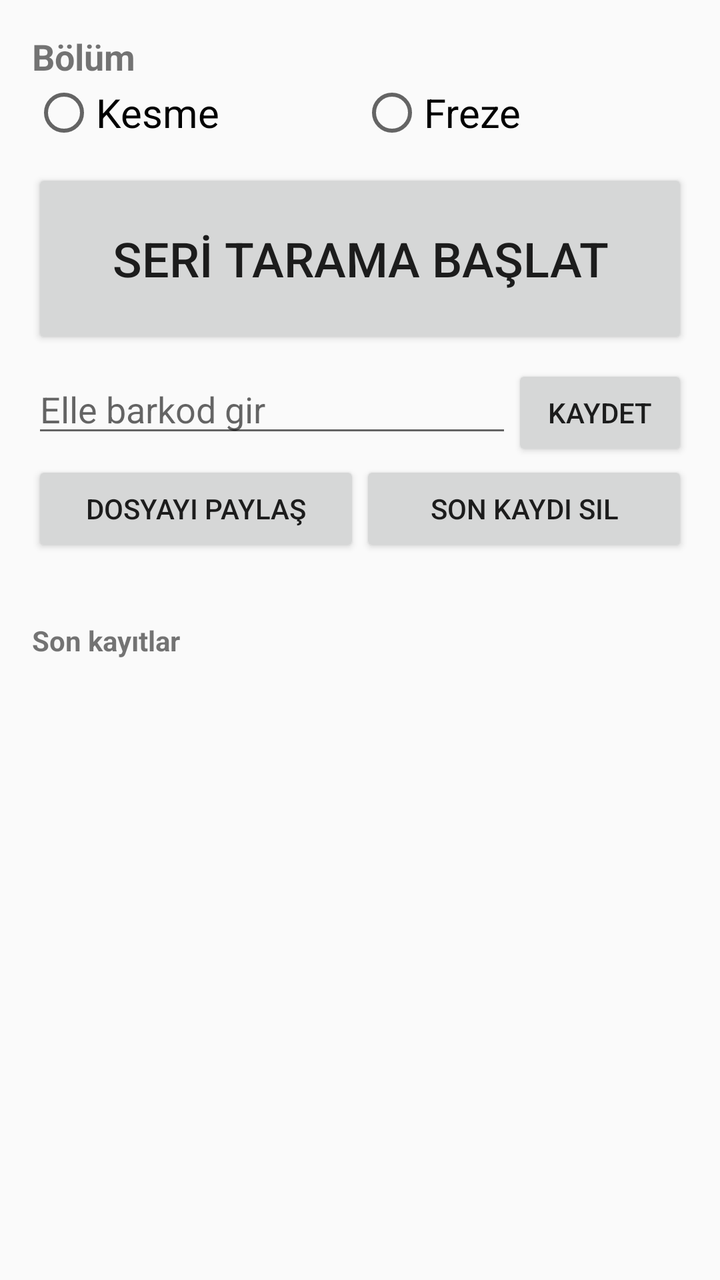
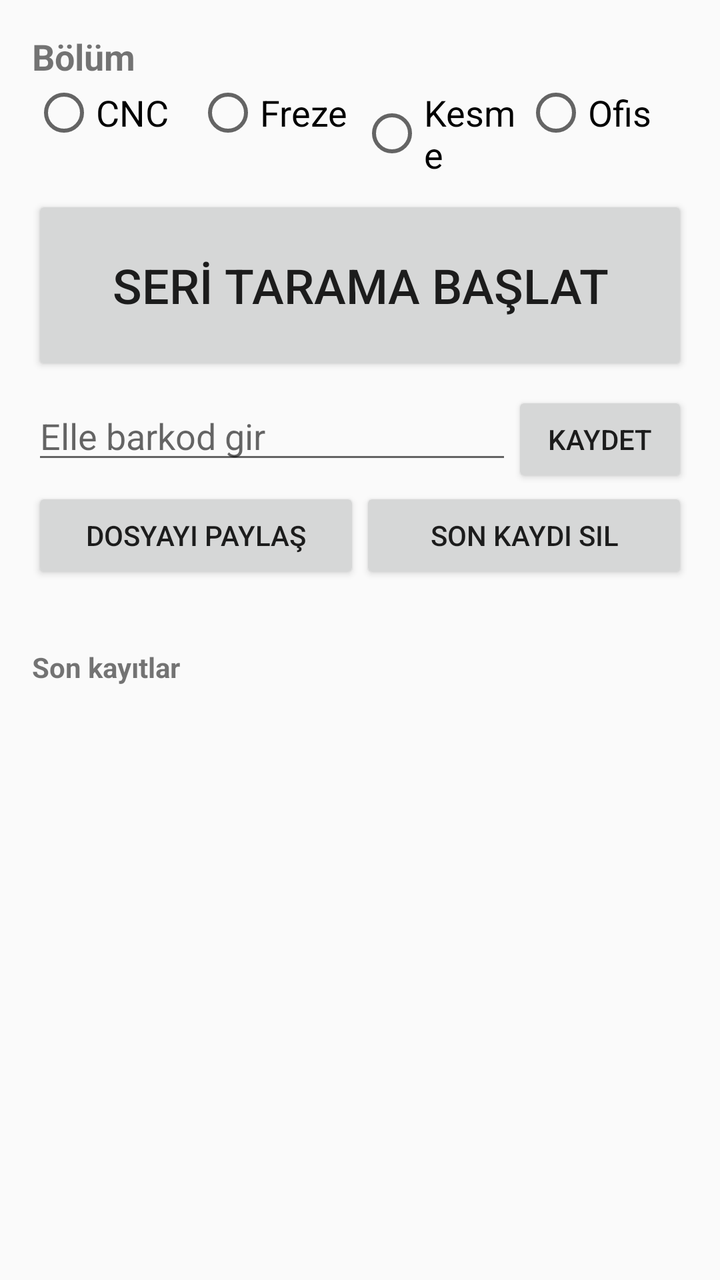

An Android layout rendered at two revisions. The XML below is the earlier revision; the diff shows what the commit changed to produce the second picture.
<!-- AndroidManifest.xml: application theme android:Theme.Material.Light.DarkActionBar -->
<!-- res/layout/activity_main.xml -->
<?xml version="1.0" encoding="utf-8"?>
<LinearLayout xmlns:android="http://schemas.android.com/apk/res/android"
    android:layout_width="match_parent"
    android:layout_height="match_parent"
    android:orientation="vertical"
    android:padding="16dp">

    <TextView
        android:layout_width="wrap_content"
        android:layout_height="wrap_content"
        android:text="Bölüm"
        android:textSize="18sp"
        android:textStyle="bold" />

    <RadioGroup
        android:id="@+id/bolumGrubu"
        android:layout_width="match_parent"
        android:layout_height="wrap_content"
        android:orientation="horizontal">

        <RadioButton
            android:id="@+id/bolumKesme"
            android:layout_width="0dp"
            android:layout_weight="1"
            android:layout_height="wrap_content"
            android:text="Kesme"
            android:textSize="20sp" />

        <RadioButton
            android:id="@+id/bolumFreze"
            android:layout_width="0dp"
            android:layout_weight="1"
            android:layout_height="wrap_content"
            android:text="Freze"
            android:textSize="20sp" />
    </RadioGroup>

    <Button
        android:id="@+id/btnTara"
        android:layout_width="match_parent"
        android:layout_height="90dp"
        android:layout_marginTop="12dp"
        android:text="SERİ TARAMA BAŞLAT"
        android:textSize="24sp" />

    <LinearLayout
        android:layout_width="match_parent"
        android:layout_height="wrap_content"
        android:layout_marginTop="8dp"
        android:orientation="horizontal">

        <EditText
            android:id="@+id/elleGiris"
            android:layout_width="0dp"
            android:layout_weight="1"
            android:layout_height="wrap_content"
            android:hint="Elle barkod gir"
            android:inputType="text"
            android:imeOptions="actionDone"
            android:singleLine="true" />

        <Button
            android:id="@+id/btnKaydet"
            android:layout_width="wrap_content"
            android:layout_height="wrap_content"
            android:text="Kaydet" />
    </LinearLayout>

    <LinearLayout
        android:layout_width="match_parent"
        android:layout_height="wrap_content"
        android:orientation="horizontal">

        <Button
            android:id="@+id/btnPaylas"
            android:layout_width="0dp"
            android:layout_weight="1"
            android:layout_height="wrap_content"
            android:text="Dosyayı Paylaş" />

        <Button
            android:id="@+id/btnSonuSil"
            android:layout_width="0dp"
            android:layout_weight="1"
            android:layout_height="wrap_content"
            android:text="Son Kaydı Sil" />
    </LinearLayout>

    <TextView
        android:id="@+id/dosyaYolu"
        android:layout_width="match_parent"
        android:layout_height="wrap_content"
        android:layout_marginTop="8dp"
        android:textSize="12sp" />

    <TextView
        android:layout_width="wrap_content"
        android:layout_height="wrap_content"
        android:layout_marginTop="8dp"
        android:text="Son kayıtlar"
        android:textStyle="bold" />

    <ScrollView
        android:layout_width="match_parent"
        android:layout_height="0dp"
        android:layout_weight="1">

        <TextView
            android:id="@+id/kayitlar"
            android:layout_width="match_parent"
            android:layout_height="wrap_content"
            android:fontFamily="monospace"
            android:textSize="14sp" />
    </ScrollView>
</LinearLayout>
<!-- resources referenced by this layout -->
<resources>

</resources>

<!-- the commit's change to res/layout/activity_main.xml (unified diff, before → after) -->
@@ -12,6 +12,7 @@
         android:textSize="18sp"
         android:textStyle="bold" />
 
+    
     <RadioGroup
         android:id="@+id/bolumGrubu"
         android:layout_width="match_parent"
@@ -19,12 +20,12 @@
         android:orientation="horizontal">
 
         <RadioButton
-            android:id="@+id/bolumKesme"
+            android:id="@+id/bolumCnc"
             android:layout_width="0dp"
             android:layout_weight="1"
             android:layout_height="wrap_content"
-            android:text="Kesme"
-            android:textSize="20sp" />
+            android:text="CNC"
+            android:textSize="18sp" />
 
         <RadioButton
             android:id="@+id/bolumFreze"
@@ -32,7 +33,23 @@
             android:layout_weight="1"
             android:layout_height="wrap_content"
             android:text="Freze"
-            android:textSize="20sp" />
+            android:textSize="18sp" />
+
+        <RadioButton
+            android:id="@+id/bolumKesme"
+            android:layout_width="0dp"
+            android:layout_weight="1"
+            android:layout_height="wrap_content"
+            android:text="Kesme"
+            android:textSize="18sp" />
+
+        <RadioButton
+            android:id="@+id/bolumOfis"
+            android:layout_width="0dp"
+            android:layout_weight="1"
+            android:layout_height="wrap_content"
+            android:text="Ofis"
+            android:textSize="18sp" />
     </RadioGroup>
 
     <Button
